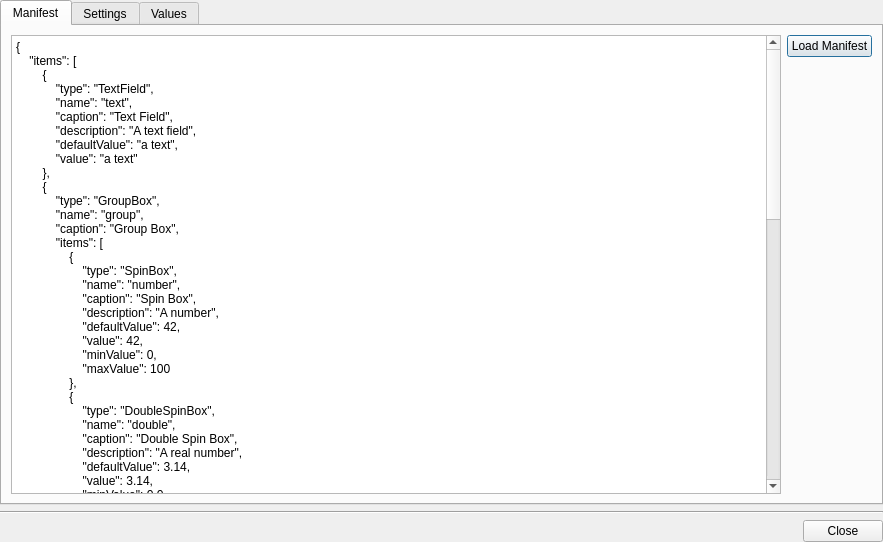
Old version of the form vms/client/nx_vms_client_desktop/src/nx/vms/client/desktop/interactive_settings/dialogs/interactive_settings_test_dialog.ui in the repository networkoptix/nx_open.
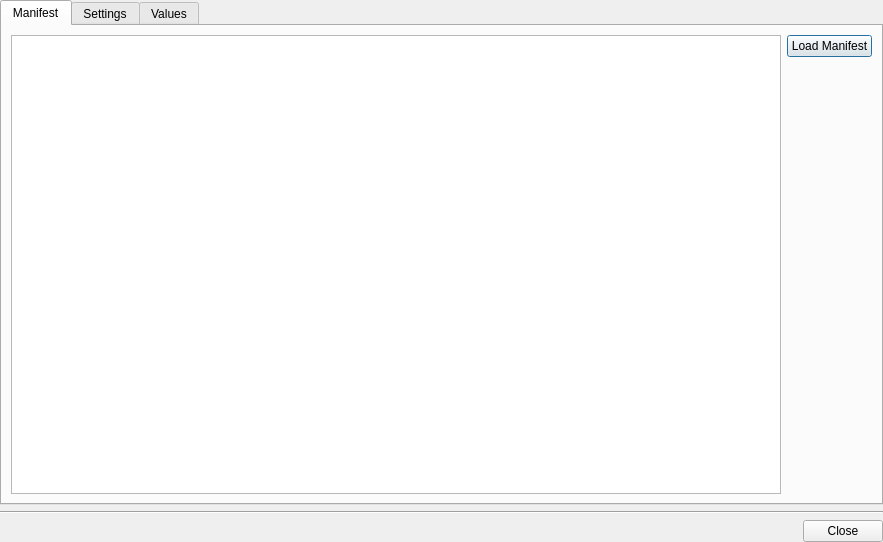
New version of the form.

Patch:
```diff
--- a/vms/client/nx_vms_client_desktop/src/nx/vms/client/desktop/interactive_settings/dialogs/interactive_settings_test_dialog.ui
+++ b/vms/client/nx_vms_client_desktop/src/nx/vms/client/desktop/interactive_settings/dialogs/interactive_settings_test_dialog.ui
@@ -50,91 +50,7 @@
         </spacer>
        </item>
        <item row="0" column="0" rowspan="2">
-        <widget class="QPlainTextEdit" name="manifestTextEdit">
-         <property name="plainText">
-          <string notr="true">{
-    &quot;items&quot;: [
-        {
-            &quot;type&quot;: &quot;TextField&quot;,
-            &quot;name&quot;: &quot;text&quot;,
-            &quot;caption&quot;: &quot;Text Field&quot;,
-            &quot;description&quot;: &quot;A text field&quot;,
-            &quot;defaultValue&quot;: &quot;a text&quot;,
-            &quot;value&quot;: &quot;a text&quot;
-        },
-        {
-            &quot;type&quot;: &quot;GroupBox&quot;,
-            &quot;name&quot;: &quot;group&quot;,
-            &quot;caption&quot;: &quot;Group Box&quot;,
-            &quot;items&quot;: [
-                {
-                    &quot;type&quot;: &quot;SpinBox&quot;,
-                    &quot;name&quot;: &quot;number&quot;,
-                    &quot;caption&quot;: &quot;Spin Box&quot;,
-                    &quot;description&quot;: &quot;A number&quot;,
-                    &quot;defaultValue&quot;: 42,
-                    &quot;value&quot;: 42,
-                    &quot;minValue&quot;: 0,
-                    &quot;maxValue&quot;: 100
-                },
-                {
-                    &quot;type&quot;: &quot;DoubleSpinBox&quot;,
-                    &quot;name&quot;: &quot;double&quot;,
-                    &quot;caption&quot;: &quot;Double Spin Box&quot;,
-                    &quot;description&quot;: &quot;A real number&quot;,
-                    &quot;defaultValue&quot;: 3.14,
-                    &quot;value&quot;: 3.14,
-                    &quot;minValue&quot;: 0.0,
-                    &quot;maxValue&quot;: 100.0
-                },
-                {
-                    &quot;type&quot;: &quot;ComboBox&quot;,
-                    &quot;name&quot;: &quot;combobox&quot;,
-                    &quot;caption&quot;: &quot;Combo Box&quot;,
-                    &quot;description&quot;: &quot;A choice&quot;,
-                    &quot;defaultValue&quot;: &quot;value2&quot;,
-                    &quot;value&quot;: &quot;value2&quot;,
-                    &quot;range&quot;: [&quot;value1&quot;, &quot;value2&quot;, &quot;value3&quot;]
-                },
-                {
-                    &quot;type&quot;: &quot;CheckBox&quot;,
-                    &quot;name&quot;: &quot;checkbox&quot;,
-                    &quot;caption&quot;: &quot;Check Box&quot;,
-                    &quot;description&quot;: &quot;True or False&quot;,
-                    &quot;defaultValue&quot;: true,
-                    &quot;value&quot;: true
-                },
-                {
-                    &quot;type&quot;: &quot;GroupBox&quot;,
-                    &quot;name&quot;: &quot;buttons&quot;,
-                    &quot;caption&quot;: &quot;Buttons&quot;,
-                    &quot;items&quot;: [
-                        {
-                            &quot;type&quot;: &quot;Row&quot;,
-                            &quot;name&quot;: &quot;row&quot;,
-                            &quot;items&quot;: [
-                                {
-                                    &quot;type&quot;: &quot;Button&quot;,
-                                    &quot;name&quot;: &quot;button1&quot;,
-                                    &quot;caption&quot;: &quot;Button 1&quot;,
-                                    &quot;description&quot;: &quot;Action 1&quot;
-                                },
-                                {
-                                    &quot;type&quot;: &quot;Button&quot;,
-                                    &quot;name&quot;: &quot;button2&quot;,
-                                    &quot;caption&quot;: &quot;Button 2&quot;,
-                                    &quot;description&quot;: &quot;Action 2&quot;
-                                }
-                            ]
-                        }
-                    ]
-                }
-            ]
-        }
-    ]
-}</string>
-         </property>
-        </widget>
+        <widget class="QPlainTextEdit" name="manifestTextEdit"/>
        </item>
        <item row="0" column="1">
         <widget class="QPushButton" name="loadButton">
```
